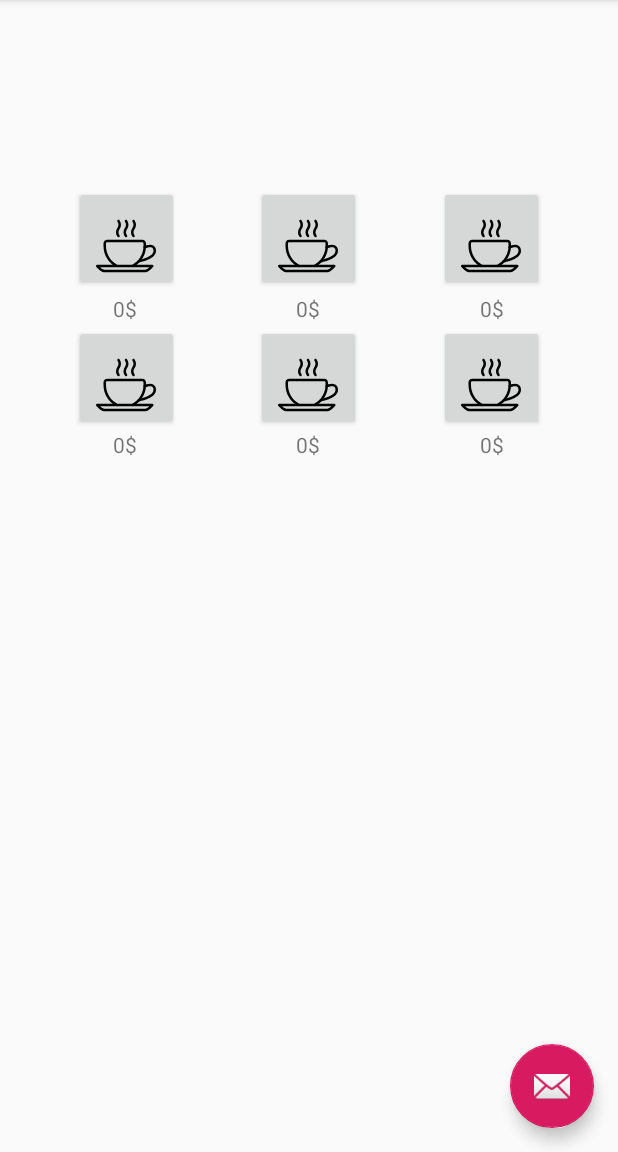
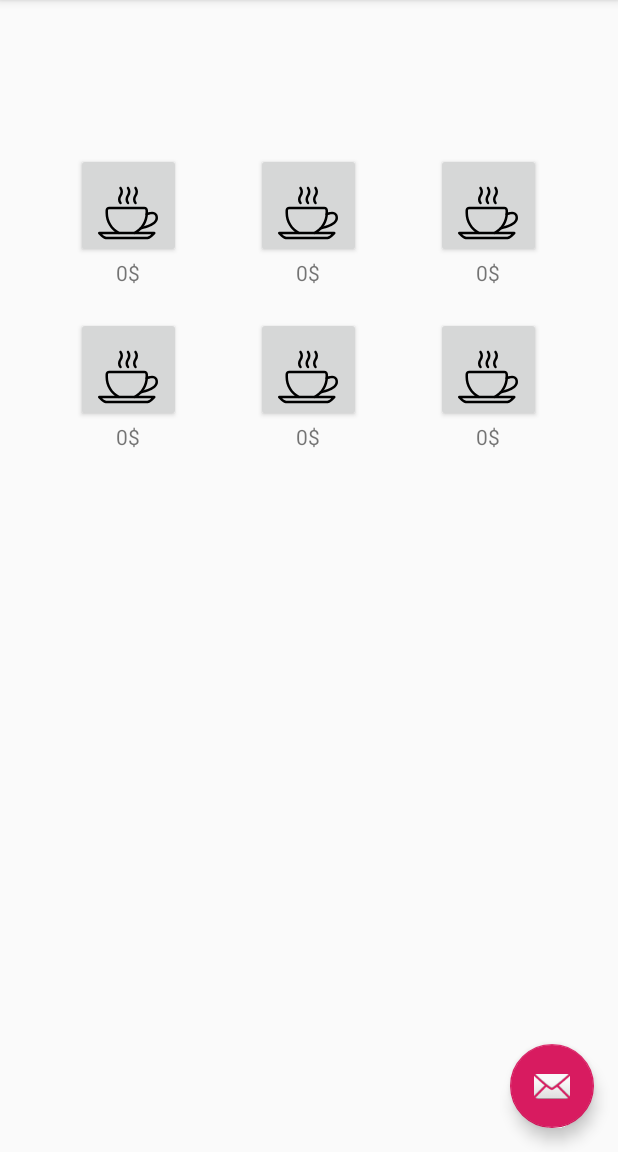
Before and after one commit to Dovbaka/Finance_App, an Android app: the screen it shows after launch (MainActivity), on a phone screen of 412 x 824 dp, the part 84-1236 px from its top. Run offline under Robolectric (Android 15) with nearby library versions, the phone set to English and light mode, and no system bars.

Commit message:
Separated layouts

```diff
--- a/app/src/main/res/layout/content_main.xml
+++ b/app/src/main/res/layout/content_main.xml
@@ -9,13 +9,14 @@
     tools:showIn="@layout/app_bar_main">
 
     <LinearLayout
-        android:id="@+id/linearLayout_Categories1"
+        android:id="@+id/linearLayout_Main"
         android:layout_width="313dp"
         android:layout_height="wrap_content"
         android:layout_marginStart="16dp"
         android:layout_marginTop="8dp"
         android:layout_marginEnd="16dp"
         android:layout_marginBottom="8dp"
+        android:gravity="center"
         android:orientation="horizontal"
         app:layout_constraintBottom_toBottomOf="parent"
         app:layout_constraintEnd_toEndOf="parent"
@@ -24,55 +25,34 @@
         app:layout_constraintVertical_bias="0.17000002">
 
 
+        <LinearLayout
+            android:layout_width="wrap_content"
+            android:layout_height="match_parent"
+            android:gravity="center"
+            android:orientation="vertical">
+
             <Button
                 android:id="@+id/btnCafe"
                 android:layout_width="70dp"
                 android:layout_height="70dp"
                 android:layout_weight="0"
                 android:drawableBottom="@drawable/ic_coffee_cup"
-            android:onClick="onClick" />
+                android:onClick="onClick"
+                tools:layout_editor_absoluteX="49dp"
+                tools:layout_editor_absoluteY="108dp" />
+
+            <TextView
+                android:id="@+id/textCafe"
+                android:layout_width="wrap_content"
+                android:layout_height="wrap_content"
+                android:layout_weight="1"
+                android:text="0$"
+                android:textAlignment="center" />
 
             <Space
-            android:layout_width="wrap_content"
-            android:layout_height="wrap_content"
-            android:layout_weight="1" />
-
-        <Button
-            android:id="@+id/btnFood"
-            android:layout_width="70dp"
-            android:layout_height="70dp"
-            android:layout_weight="0"
-            android:drawableBottom="@drawable/ic_coffee_cup"
-            android:onClick="onClick" />
-
-        <Space
-            android:layout_width="wrap_content"
-            android:layout_height="wrap_content"
-            android:layout_weight="1" />
-
-        <Button
-            android:id="@+id/btnHome"
-            android:layout_width="70dp"
-            android:layout_height="70dp"
-            android:layout_weight="0"
-            android:drawableBottom="@drawable/ic_coffee_cup"
-            android:onClick="onClick" />
-    </LinearLayout>
-
-    <LinearLayout
-        android:id="@+id/linearLayout_Categories2"
-        android:layout_width="313dp"
-        android:layout_height="wrap_content"
-        android:layout_marginStart="16dp"
-        android:layout_marginTop="8dp"
-        android:layout_marginEnd="16dp"
-        android:layout_marginBottom="8dp"
-        android:orientation="horizontal"
-        app:layout_constraintBottom_toBottomOf="parent"
-        app:layout_constraintEnd_toEndOf="parent"
-        app:layout_constraintStart_toStartOf="parent"
-        app:layout_constraintTop_toBottomOf="@+id/linearLayout_Categories1"
-        app:layout_constraintVertical_bias="0.029999971">
+                android:layout_width="match_parent"
+                android:layout_height="20dp"
+                android:layout_weight="0" />
 
             <Button
                 android:id="@+id/btnTransport"
@@ -82,10 +62,52 @@
                 android:drawableBottom="@drawable/ic_coffee_cup"
                 android:onClick="onClick" />
 
-        <Space
+            <TextView
+                android:id="@+id/textTransport"
                 android:layout_width="wrap_content"
                 android:layout_height="wrap_content"
-            android:layout_weight="1" />
+                android:layout_weight="1"
+                android:text="0$"
+                android:textAlignment="center" />
+
+        </LinearLayout>
+
+        <LinearLayout
+            android:id="@+id/Space"
+            android:layout_width="50dp"
+            android:layout_height="match_parent"
+            android:orientation="vertical">
+
+        </LinearLayout>
+
+        <LinearLayout
+            android:layout_width="wrap_content"
+            android:layout_height="match_parent"
+            android:gravity="center"
+            android:orientation="vertical">
+
+            <Button
+                android:id="@+id/btnFood"
+                android:layout_width="70dp"
+                android:layout_height="70dp"
+                android:layout_weight="0"
+                android:drawableBottom="@drawable/ic_coffee_cup"
+                android:onClick="onClick"
+                tools:layout_editor_absoluteX="171dp"
+                tools:layout_editor_absoluteY="108dp" />
+
+            <TextView
+                android:id="@+id/textFood"
+                android:layout_width="wrap_content"
+                android:layout_height="wrap_content"
+                android:layout_weight="1"
+                android:text="0$"
+                android:textAlignment="center" />
+
+            <Space
+                android:layout_width="match_parent"
+                android:layout_height="20dp"
+                android:layout_weight="0" />
 
             <Button
                 android:id="@+id/btnShopping"
@@ -95,10 +117,51 @@
                 android:drawableBottom="@drawable/ic_coffee_cup"
                 android:onClick="onClick" />
 
-        <Space
+            <TextView
+                android:id="@+id/textShopping"
                 android:layout_width="wrap_content"
                 android:layout_height="wrap_content"
-            android:layout_weight="1" />
+                android:layout_weight="1"
+                android:text="0$"
+                android:textAlignment="center" />
+        </LinearLayout>
+
+        <LinearLayout
+            android:id="@+id/Space2"
+            android:layout_width="50dp"
+            android:layout_height="match_parent"
+            android:orientation="vertical">
+
+        </LinearLayout>
+
+        <LinearLayout
+            android:layout_width="wrap_content"
+            android:layout_height="match_parent"
+            android:gravity="center"
+            android:orientation="vertical">
+
+            <Button
+                android:id="@+id/btnHome"
+                android:layout_width="70dp"
+                android:layout_height="70dp"
+                android:layout_weight="0"
+                android:drawableBottom="@drawable/ic_coffee_cup"
+                android:onClick="onClick"
+                tools:layout_editor_absoluteX="292dp"
+                tools:layout_editor_absoluteY="108dp" />
+
+            <TextView
+                android:id="@+id/textHome"
+                android:layout_width="wrap_content"
+                android:layout_height="wrap_content"
+                android:layout_weight="1"
+                android:text="0$"
+                android:textAlignment="center" />
+
+            <Space
+                android:layout_width="match_parent"
+                android:layout_height="20dp"
+                android:layout_weight="0" />
 
             <Button
                 android:id="@+id/btnGift"
@@ -107,105 +170,15 @@
                 android:layout_weight="0"
                 android:drawableBottom="@drawable/ic_coffee_cup"
                 android:onClick="onClick" />
-    </LinearLayout>
-
-    <LinearLayout
-        android:id="@+id/linearLayout_Text"
-        android:layout_width="313dp"
-        android:layout_height="wrap_content"
-        android:layout_marginStart="8dp"
-        android:layout_marginTop="8dp"
-        android:layout_marginEnd="8dp"
-        android:layout_marginBottom="8dp"
-        android:orientation="horizontal"
-        app:layout_constraintBottom_toTopOf="@+id/linearLayout_Categories2"
-        app:layout_constraintEnd_toEndOf="parent"
-        app:layout_constraintStart_toStartOf="parent"
-        app:layout_constraintTop_toBottomOf="@+id/linearLayout_Categories1">
 
             <TextView
-            android:id="@+id/textView13"
+                android:id="@+id/textGift"
                 android:layout_width="wrap_content"
                 android:layout_height="wrap_content"
                 android:layout_weight="1"
                 android:text="0$"
                 android:textAlignment="center" />
-
-        <Space
-            android:layout_width="wrap_content"
-            android:layout_height="wrap_content"
-            android:layout_weight="1" />
-
-        <TextView
-            android:id="@+id/textView14"
-            android:layout_width="wrap_content"
-            android:layout_height="wrap_content"
-            android:layout_weight="1"
-            android:text="0$"
-            android:textAlignment="center" />
-
-        <Space
-            android:layout_width="wrap_content"
-            android:layout_height="wrap_content"
-            android:layout_weight="1" />
-
-        <TextView
-            android:id="@+id/textView15"
-            android:layout_width="wrap_content"
-            android:layout_height="wrap_content"
-            android:layout_weight="1"
-            android:text="0$"
-            android:textAlignment="center" />
-
         </LinearLayout>
-
-    <LinearLayout
-        android:id="@+id/linearLayout_Text2"
-        android:layout_width="313dp"
-        android:layout_height="wrap_content"
-        android:layout_marginStart="8dp"
-        android:layout_marginEnd="8dp"
-        android:layout_marginBottom="8dp"
-        android:orientation="horizontal"
-        app:layout_constraintBottom_toBottomOf="parent"
-        app:layout_constraintEnd_toEndOf="parent"
-        app:layout_constraintStart_toStartOf="parent"
-        app:layout_constraintTop_toBottomOf="@+id/linearLayout_Categories2"
-        app:layout_constraintVertical_bias="0.0">
-
-        <TextView
-            android:id="@+id/textView16"
-            android:layout_width="wrap_content"
-            android:layout_height="wrap_content"
-            android:layout_weight="1"
-            android:text="0$"
-            android:textAlignment="center" />
-
-        <Space
-            android:layout_width="wrap_content"
-            android:layout_height="wrap_content"
-            android:layout_weight="1" />
-
-        <TextView
-            android:id="@+id/textView17"
-            android:layout_width="wrap_content"
-            android:layout_height="wrap_content"
-            android:layout_weight="1"
-            android:text="0$"
-            android:textAlignment="center" />
-
-        <Space
-            android:layout_width="wrap_content"
-            android:layout_height="wrap_content"
-            android:layout_weight="1" />
-
-        <TextView
-            android:id="@+id/textView18"
-            android:layout_width="wrap_content"
-            android:layout_height="wrap_content"
-            android:layout_weight="1"
-            android:text="0$"
-            android:textAlignment="center" />
 
     </LinearLayout>
 
```
Lines whose indentation alone changed are shown as unchanged.
